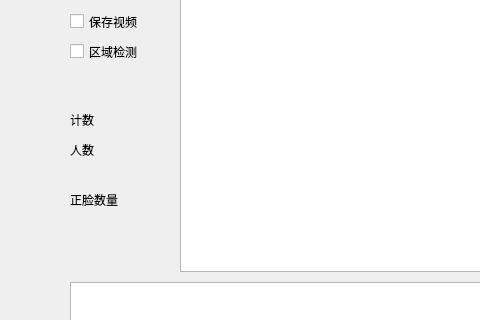
Old version of the form track_ui.ui in the repository KexieLAN/YOLOv5-FAC-DS; both pictures show x 0 to 480 and y 218 to 538 of the 1187 by 700 pixel window.
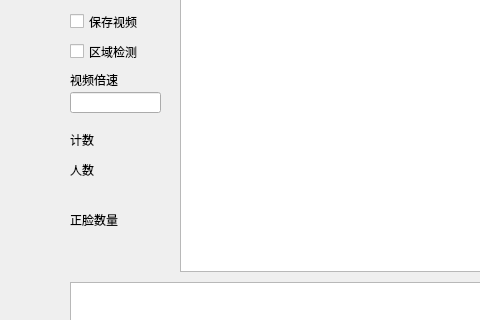
New version of the form.

Commit message: 修复无法正常结束的问题

The edit to the form file:
```diff
--- a/track_ui.ui
+++ b/track_ui.ui
@@ -122,7 +122,7 @@
    <property name="geometry">
     <rect>
      <x>70</x>
-     <y>330</y>
+     <y>350</y>
      <width>72</width>
      <height>15</height>
     </rect>
@@ -135,7 +135,7 @@
    <property name="geometry">
     <rect>
      <x>70</x>
-     <y>380</y>
+     <y>400</y>
      <width>91</width>
      <height>16</height>
     </rect>
@@ -148,7 +148,7 @@
    <property name="geometry">
     <rect>
      <x>70</x>
-     <y>430</y>
+     <y>450</y>
      <width>91</width>
      <height>16</height>
     </rect>
@@ -161,7 +161,7 @@
    <property name="geometry">
     <rect>
      <x>70</x>
-     <y>360</y>
+     <y>380</y>
      <width>72</width>
      <height>15</height>
     </rect>
@@ -174,7 +174,7 @@
    <property name="geometry">
     <rect>
      <x>70</x>
-     <y>410</y>
+     <y>430</y>
      <width>72</width>
      <height>15</height>
     </rect>
@@ -206,6 +206,32 @@
     <string>区域检测</string>
    </property>
   </widget>
+  <widget class="QLabel" name="label_4">
+   <property name="geometry">
+    <rect>
+     <x>70</x>
+     <y>290</y>
+     <width>91</width>
+     <height>16</height>
+    </rect>
+   </property>
+   <property name="text">
+    <string>视频倍速</string>
+   </property>
+  </widget>
+  <widget class="QLineEdit" name="vidStrider">
+   <property name="geometry">
+    <rect>
+     <x>70</x>
+     <y>310</y>
+     <width>91</width>
+     <height>21</height>
+    </rect>
+   </property>
+   <property name="toolTip">
+    <string>&lt;html&gt;&lt;head/&gt;&lt;body&gt;&lt;p&gt;请输入正整数(1～10)，否则默认原速&lt;/p&gt;&lt;/body&gt;&lt;/html&gt;</string>
+   </property>
+  </widget>
  </widget>
  <resources/>
  <connections/>
```
Left out of the diff: 27 changed lines with no effect on the pictures. The commit also changes 1 other file.
